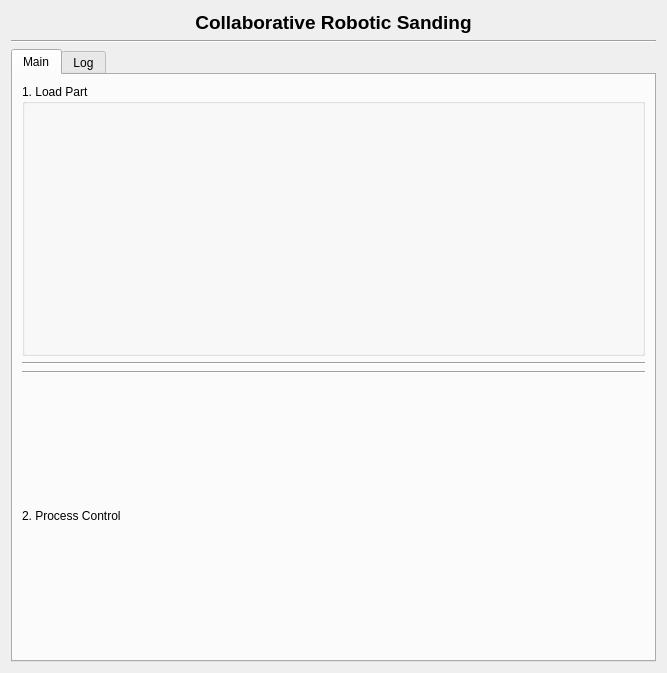
Surfacerobot/crs_ws_fanuc, file src/collaborative-robotic-sanding/crs_gui/ui/crs_application.ui: the form before one commit.
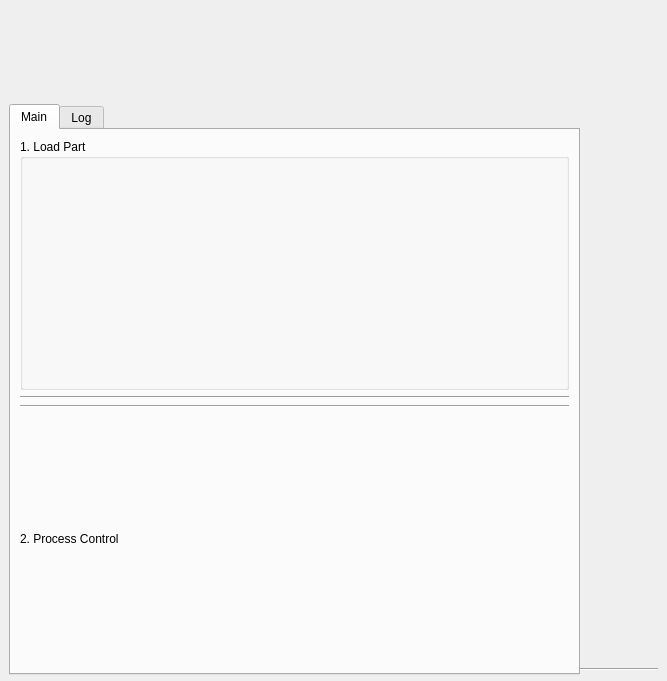
The form after the commit. Icons and pictures are not drawn.

```diff
--- a/src/collaborative-robotic-sanding/crs_gui/ui/crs_application.ui
+++ b/src/collaborative-robotic-sanding/crs_gui/ui/crs_application.ui
@@ -7,32 +7,65 @@
     <x>0</x>
     <y>0</y>
     <width>667</width>
-    <height>673</height>
+    <height>681</height>
    </rect>
   </property>
   <property name="windowTitle">
    <string>Form</string>
   </property>
-  <layout class="QVBoxLayout" name="verticalLayout">
-   <item>
     <widget class="QLabel" name="label">
+   <property name="enabled">
+    <bool>true</bool>
+   </property>
+   <property name="geometry">
+    <rect>
+     <x>9</x>
+     <y>9</y>
+     <width>391</width>
+     <height>81</height>
+    </rect>
+   </property>
      <property name="text">
-      <string>&lt;html&gt;&lt;head/&gt;&lt;body&gt;&lt;p align=&quot;center&quot;&gt;&lt;span style=&quot; font-size:14pt; font-weight:600;&quot;&gt;Collaborative Robotic Sanding&lt;/span&gt;&lt;/p&gt;&lt;/body&gt;&lt;/html&gt;</string>
-     </property>
-    </widget>
-   </item>
-   <item>
+    <string/>
+   </property>
+   <property name="textFormat">
+    <enum>Qt::AutoText</enum>
+   </property>
+   <property name="pixmap">
+    <pixmap>SURFACE_LOGO-01.png</pixmap>
+   </property>
+   <property name="scaledContents">
+    <bool>true</bool>
+   </property>
+   <property name="alignment">
+    <set>Qt::AlignJustify|Qt::AlignVCenter</set>
+   </property>
+  </widget>
     <widget class="Line" name="line">
+   <property name="geometry">
+    <rect>
+     <x>9</x>
+     <y>661</y>
+     <width>649</width>
+     <height>16</height>
+    </rect>
+   </property>
      <property name="orientation">
       <enum>Qt::Horizontal</enum>
      </property>
     </widget>
-   </item>
-   <item>
     <widget class="QTabWidget" name="tab_widget">
      <property name="enabled">
       <bool>true</bool>
      </property>
+   <property name="geometry">
+    <rect>
+     <x>9</x>
+     <y>104</y>
+     <width>571</width>
+     <height>571</height>
+    </rect>
+   </property>
      <property name="currentIndex">
       <number>0</number>
      </property>
@@ -40,8 +73,8 @@
       <attribute name="title">
        <string>Main</string>
       </attribute>
-      <layout class="QVBoxLayout" name="verticalLayout_6">
-       <item>
+    <layout class="QGridLayout" name="gridLayout">
+     <item row="0" column="0">
         <widget class="QGroupBox" name="group_box_load">
          <property name="title">
           <string>1. Load Part</string>
@@ -53,21 +86,21 @@
          </layout>
         </widget>
        </item>
-       <item>
+     <item row="1" column="0">
         <widget class="Line" name="line_4">
          <property name="orientation">
           <enum>Qt::Horizontal</enum>
          </property>
         </widget>
        </item>
-       <item>
+     <item row="2" column="0">
         <widget class="Line" name="line_2">
          <property name="orientation">
           <enum>Qt::Horizontal</enum>
          </property>
         </widget>
        </item>
-       <item>
+     <item row="3" column="0">
         <layout class="QVBoxLayout" name="verticalLayout_3">
          <item>
           <widget class="QLabel" name="label_3">
@@ -121,8 +154,6 @@
       </layout>
      </widget>
     </widget>
-   </item>
-  </layout>
  </widget>
  <resources/>
  <connections/>
```
Lines whose indentation alone changed are shown as unchanged.
